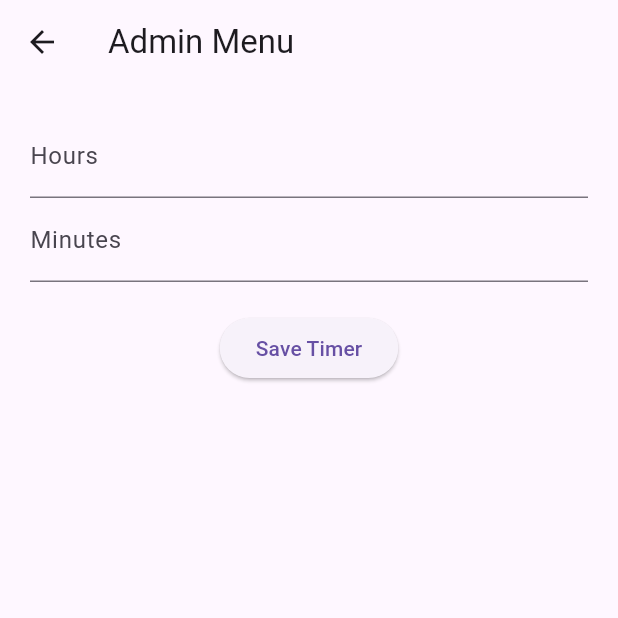
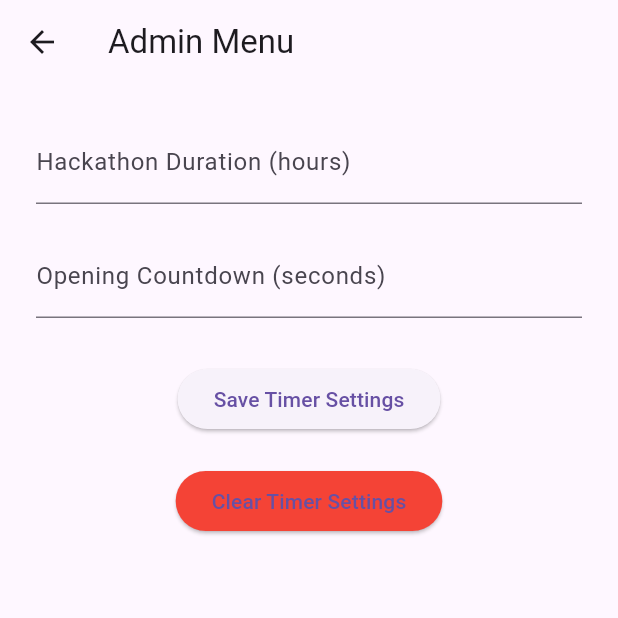
Before and after one commit to Minokainduwara/hacktrail_timer, a Flutter app: the AdminMenu screen opened by its route, on a phone screen of 412 x 824 dp, the top half of it. Run offline on Flutter 3.47's test engine with Material 3 defaults, Android fonts, the light colour scheme and no system bars; our stand-ins replace audioplayers, shared_preferences; accounts and stored records are empty.

Commit message:
cache clear button implemented

```diff
--- a/lib/admin_menu.dart
+++ b/lib/admin_menu.dart
@@ -1,5 +1,6 @@
 import 'package:flutter/material.dart';
 import 'package:shared_preferences/shared_preferences.dart';
+import 'login_screen.dart';
 
 class AdminMenu extends StatefulWidget {
   const AdminMenu({super.key});
@@ -9,55 +10,79 @@ class AdminMenu extends StatefulWidget {
 }
 
 class _AdminMenuState extends State<AdminMenu> {
-  final TextEditingController _hoursController = TextEditingController();
-  final TextEditingController _minutesController = TextEditingController();
+  final TextEditingController durationController = TextEditingController();
+  final TextEditingController countdownController = TextEditingController();
 
-  Future<void> _saveDuration() async {
-    final prefs = await SharedPreferences.getInstance();
-    int hours = int.tryParse(_hoursController.text) ?? 0;
-    int minutes = int.tryParse(_minutesController.text) ?? 0;
+  Future<void> saveTimerSettings() async {
+    SharedPreferences prefs = await SharedPreferences.getInstance();
 
-    int totalSeconds = hours * 3600 + minutes * 60;
-    await prefs.setInt('hackathon_duration', totalSeconds);
+    int? duration = int.tryParse(durationController.text);
+    int? countdown = int.tryParse(countdownController.text);
 
-    ScaffoldMessenger.of(context).showSnackBar(
-      const SnackBar(content: Text("Duration saved!")),
-    );
+    if (duration != null && countdown != null) {
+      await prefs.setInt('hackathonDuration', duration * 3600); // hours to seconds
+      await prefs.setInt('openingCountdown', countdown);
+
+      ScaffoldMessenger.of(context).showSnackBar(
+        const SnackBar(content: Text("Settings saved successfully!")),
+      );
+    }
   }
 
-  @override
-  void dispose() {
-    _hoursController.dispose();
-    _minutesController.dispose();
-    super.dispose();
+  Future<void> clearTimerSettings() async {
+    SharedPreferences prefs = await SharedPreferences.getInstance();
+    await prefs.remove('remainingTime');
+    await prefs.remove('hackathonDuration');
+    await prefs.remove('openingCountdown');
+
+    Navigator.pushReplacement(
+      context,
+      MaterialPageRoute(builder: (context) => const LoginScreen()),
+    );
   }
 
   @override
   Widget build(BuildContext context) {
     return Scaffold(
-      appBar: AppBar(title: const Text("Admin Menu")),
+      appBar: AppBar(
+        title: const Text('Admin Menu'),
+        leading: IconButton(
+          icon: const Icon(Icons.arrow_back),
+          onPressed: () {
+            Navigator.pushReplacement(
+              context,
+              MaterialPageRoute(builder: (context) => const LoginScreen()),
+            );
+          },
+        ),
+      ),
       body: Padding(
-        padding: const EdgeInsets.all(20),
+        padding: const EdgeInsets.all(24.0),
         child: Column(
           children: [
             TextField(
-              controller: _hoursController,
+              controller: durationController,
               keyboardType: TextInputType.number,
               decoration: const InputDecoration(
-                labelText: "Hours",
-              ),
+                  labelText: "Hackathon Duration (hours)"),
             ),
+            const SizedBox(height: 20),
             TextField(
-              controller: _minutesController,
+              controller: countdownController,
               keyboardType: TextInputType.number,
               decoration: const InputDecoration(
-                labelText: "Minutes",
-              ),
+                  labelText: "Opening Countdown (seconds)"),
+            ),
+            const SizedBox(height: 30),
+            ElevatedButton(
+              onPressed: saveTimerSettings,
+              child: const Text("Save Timer Settings"),
             ),
             const SizedBox(height: 20),
             ElevatedButton(
-              onPressed: _saveDuration,
-              child: const Text("Save Timer"),
+              onPressed: clearTimerSettings,
+              style: ElevatedButton.styleFrom(backgroundColor: Colors.red),
+              child: const Text("Clear Timer Settings"),
             ),
           ],
         ),
--- a/lib/login_screen.dart
+++ b/lib/login_screen.dart
@@ -15,17 +15,15 @@ class _LoginScreenState extends State<LoginScreen> {
   String error = '';
 
   void login() {
-    String username = usernameController.text.trim();
-    String password = passwordController.text.trim();
+    String username = usernameController.text;
+    String password = passwordController.text;
 
     if (username == 'user' && password == '1234') {
-      // Navigate to user start screen
       Navigator.pushReplacement(
         context,
         MaterialPageRoute(builder: (context) => const StartScreen()),
       );
     } else if (username == 'admin' && password == 'admin123') {
-      // Navigate to admin menu
       Navigator.pushReplacement(
         context,
         MaterialPageRoute(builder: (context) => const AdminMenu()),
```
Also changed, not shown: lib/timer_screen.dart (+44 -52 lines).
